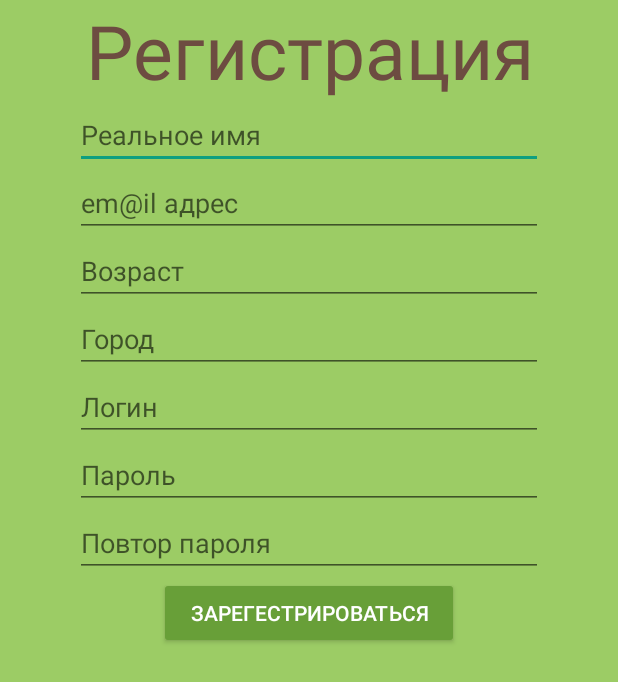
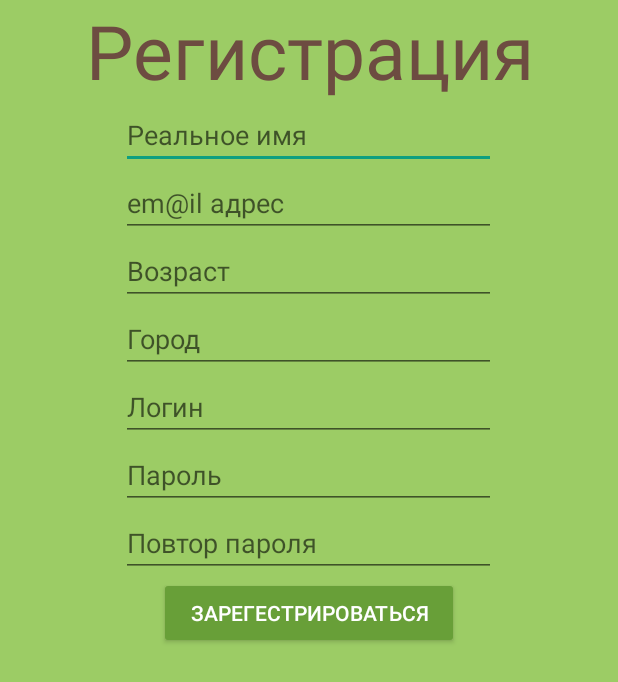
Before and after one commit to lichtstrahl/ivor, an Android app: the RegisterActivity screen opened directly, with no data from a screen before it, on a phone screen of 412 x 824 dp. Shown: the top 682 px of the screen. Run offline under Robolectric (Android 15) with nearby library versions, the phone set to English and light mode, and no system bars; our stand-ins replace ButterKnife, RxJava.

Commit message:
Залогинивание и регистрация полностью переведены в сеть

```diff
--- a/app/build.gradle
+++ b/app/build.gradle
@@ -67,5 +67,6 @@ dependencies {
     implementation 'io.reactivex.rxjava2:rxandroid:2.1.0'
     implementation 'io.reactivex.rxjava2:rxjava:2.2.3'
     implementation 'com.android.support:recyclerview-v7:28.0.0'
-
+    // Logging interceptor
+    implementation 'com.squareup.okhttp3:logging-interceptor:3.9.1'
 }
--- a/app/src/main/java/root/ivatio/activity/RegisterActivity.java
+++ b/app/src/main/java/root/ivatio/activity/RegisterActivity.java
@@ -2,16 +2,22 @@ package root.ivatio.activity;
 
 import android.os.Bundle;
 import android.support.v7.app.AppCompatActivity;
-import android.widget.Button;
+import android.view.View;
 import android.widget.EditText;
+import android.widget.ProgressBar;
 import android.widget.Toast;
 
+import com.google.gson.annotations.SerializedName;
+
+import io.reactivex.android.schedulers.AndroidSchedulers;
+import io.reactivex.schedulers.Schedulers;
 import root.ivatio.bd.users.User;
 import butterknife.BindView;
 import butterknife.ButterKnife;
 import butterknife.OnClick;
 import root.ivatio.App;
 import root.ivatio.R;
+import root.ivatio.network.UserPostObserver;
 
 public class RegisterActivity extends AppCompatActivity {
     @BindView(R.id.editName)
@@ -28,9 +34,45 @@ public class RegisterActivity extends AppCompatActivity {
     EditText editPassword;
     @BindView(R.id.editRetryPassword)
     EditText editRetryPassword;
+    @BindView(R.id.progressRegister)
+    ProgressBar progressRegister;
+
+    private UserPostObserver userPostObserver;
+
+    @Override
+    protected void onCreate(Bundle savedInstanceState) {
+        super.onCreate(savedInstanceState);
+        setContentView(R.layout.activity_register);
+        ButterKnife.bind(this);
+
+        userPostObserver = new UserPostObserver(
+                user -> {
+                    progressRegister.setVisibility(View.GONE);
+                    Toast.makeText(this, R.string.userSuccessfulAppend, Toast.LENGTH_SHORT).show();
+                    finish();
+                },
+                error -> {
+                    progressRegister.setVisibility(View.GONE);
+                    Toast.makeText(this, error.getMessage(), Toast.LENGTH_SHORT).show();
+                    App.logE(error.getMessage());
+                }
+        );
+    }
+
+    @Override
+    protected void onStart() {
+        super.onStart();
+
+    }
+
+    @Override
+    protected void onStop() {
+        super.onStop();
+        userPostObserver.unsubscribe();
+    }
 
     @OnClick(R.id.buttonRegister)
-    public void registerClick(Button b) {
+    public void registerClick() {
         if (    editName.getText().toString().equals("") ||
                 editEmail.getText().toString().equals("") ||
                 editAge.getText().toString().equals("") ||
@@ -44,6 +86,7 @@ public class RegisterActivity extends AppCompatActivity {
         }
 
         if (editRetryPassword.getText().toString().equals(editPassword.getText().toString())) {
+            progressRegister.setVisibility(View.VISIBLE);
             User newUser = User.getUserBuilder()
                     .buildName(editName.getText().toString())
                     .buildEmail(editEmail.getText().toString())
@@ -53,16 +96,42 @@ public class RegisterActivity extends AppCompatActivity {
                     .buildPassword(editPassword.getText().toString())
                     .buildTimeEntry()
                     .build();
-            App.getStorageAPI().insertUser(newUser);
-            finish();
+            App.getUserAPI().postUser(new PostUser(newUser))
+                    .subscribeOn(Schedulers.io())
+                    .observeOn(AndroidSchedulers.mainThread())
+                    .subscribe(userPostObserver);
+
         } else
             Toast.makeText(this, getResources().getString(R.string.nonEqual), Toast.LENGTH_SHORT).show();
     }
 
-    @Override
-    protected void onCreate(Bundle savedInstanceState) {
-        super.onCreate(savedInstanceState);
-        setContentView(R.layout.activity_register);
-        ButterKnife.bind(this);
+    public class PostUser {
+        @SerializedName("realName")
+        public String realName;
+        @SerializedName("login")
+        public String login;
+        @SerializedName("pass")
+        public String pass;
+        @SerializedName("age")
+        public Integer age;
+        @SerializedName("city")
+        public String city;
+        @SerializedName("email")
+        public String email;
+        @SerializedName("lastEntry")
+        public String lastEntry;
+        @SerializedName("admin")
+        public Integer admin;
+
+        PostUser(User user) {
+            this.admin = user.admin;
+            this.age = user.age;
+            this.city = user.city;
+            this.email = user.email;
+            this.lastEntry = user.lastEntry;
+            this.login = user.login;
+            this.pass = user.pass;
+            this.realName = user.realName;
+        }
     }
 }
--- a/app/src/main/java/root/ivatio/bd/users/User.java
+++ b/app/src/main/java/root/ivatio/bd/users/User.java
@@ -76,5 +76,4 @@ public class User implements Serializable {
     public boolean isAdmin() {
         return admin != null;
     }
-
 }
--- a/app/src/main/java/root/ivatio/ivor/Ivor.java
+++ b/app/src/main/java/root/ivatio/ivor/Ivor.java
@@ -44,7 +44,7 @@ public class Ivor extends User {
     private static StorageAPI storageAPI = App.getStorageAPI();
 
     public Ivor(Resources resources, Action ... actions) {
-        this.id = -1;
+        this.id = Long.valueOf(-1);
         this.resources = resources;
         this.memoryWords = new LinkedList<>();
         this.memoryQuestions = new LinkedList<>();
--- a/app/src/main/java/root/ivatio/network/LoginService.java
+++ b/app/src/main/java/root/ivatio/network/LoginService.java
@@ -49,6 +49,7 @@ public class LoginService extends IntentService {
                     }
 
                     LoginActivity.receiveLoginStatus(this, LoginStatus.NOT_FOUND);
+                    return;
                 }
             }
             LoginActivity.receiveLoginStatus(this, LoginStatus.IO_ERROR);
--- a/app/src/main/java/root/ivatio/network/UserAPI.java
+++ b/app/src/main/java/root/ivatio/network/UserAPI.java
@@ -4,10 +4,16 @@ import java.util.List;
 
 import io.reactivex.Single;
 import retrofit2.Call;
+import retrofit2.http.Body;
 import retrofit2.http.GET;
+import retrofit2.http.POST;
+import root.ivatio.activity.RegisterActivity;
 import root.ivatio.bd.users.User;
 
 public interface UserAPI {
     @GET("/api/clients")
     Call<List<User>> getUsers();
+
+    @POST("/api/clients")
+    Single<User> postUser(@Body RegisterActivity.PostUser user);
 }
--- /dev/null
+++ b/app/src/main/java/root/ivatio/network/UserPostObserver.java
@@ -0,0 +1,45 @@
+package root.ivatio.network;
+
+import io.reactivex.SingleObserver;
+import io.reactivex.disposables.Disposable;
+import io.reactivex.functions.Consumer;
+import root.ivatio.App;
+import root.ivatio.bd.users.User;
+
+public class UserPostObserver implements SingleObserver<User> {
+    private Disposable disposable;
+    private Consumer<Throwable> error;
+    private Consumer<User> success;
+
+    public UserPostObserver(Consumer<User> success, Consumer<Throwable> error) {
+        this.success = success;
+        this.error = error;
+    }
+
+    @Override
+    public void onSubscribe(Disposable d) {
+        disposable = d;
+    }
+
+    @Override
+    public void onSuccess(User user) {
+        try {
+            success.accept(user);
+        } catch (Exception e) {
+            App.logE(e.getMessage());
+        }
+    }
+
+    @Override
+    public void onError(Throwable t) {
+        try {
+            error.accept(t);
+        } catch (Exception e) {
+            App.logE(e.getMessage());
+        }
+    }
+
+    public void unsubscribe() {
+        disposable.dispose();
+    }
+}
--- a/app/src/main/res/layout/activity_login.xml
+++ b/app/src/main/res/layout/activity_login.xml
@@ -19,7 +19,7 @@
         android:textColor="@color/ftLogin" />
     <EditText
         android:id="@+id/editLogin"
-        android:layout_width="@dimen/widthInputLogin"
+        android:layout_width="@dimen/stdWidthInput"
         android:layout_height="wrap_content"
         android:layout_below="@id/labelEntry"
         android:layout_centerHorizontal="true"
@@ -27,7 +27,7 @@
 
     <EditText
         android:id="@+id/editPassword"
-        android:layout_width="@dimen/widthInputLogin"
+        android:layout_width="@dimen/stdWidthInput"
         android:layout_height="wrap_content"
         android:layout_below="@id/editLogin"
         android:layout_centerHorizontal="true"
--- a/app/src/main/res/layout/activity_register.xml
+++ b/app/src/main/res/layout/activity_register.xml
@@ -1,5 +1,5 @@
 <?xml version="1.0" encoding="utf-8"?>
-<LinearLayout
+<RelativeLayout
     xmlns:android="http://schemas.android.com/apk/res/android"
     xmlns:app="http://schemas.android.com/apk/res-auto"
     xmlns:tools="http://schemas.android.com/tools"
@@ -10,6 +10,7 @@
     android:background="@color/bgLogin">
 
         <TextView
+            android:id="@+id/labelRegister"
             android:layout_width="match_parent"
             android:layout_height="wrap_content"
             android:text="@string/RegisterLabel"
@@ -19,62 +20,62 @@
 
         <EditText
             android:id="@+id/editName"
-            android:layout_width="match_parent"
+            android:layout_width="@dimen/stdWidthInput"
             android:layout_height="wrap_content"
-            android:layout_marginLeft="50sp"
-            android:layout_marginRight="50sp"
+            android:layout_centerHorizontal="true"
+            android:layout_below="@id/labelRegister"
             android:hint="@string/realName"
             android:inputType="textPersonName" />
 
         <EditText
             android:id="@+id/editEmail"
-            android:layout_width="match_parent"
+            android:layout_width="@dimen/stdWidthInput"
             android:layout_height="wrap_content"
-            android:layout_marginLeft="50sp"
-            android:layout_marginRight="50sp"
+            android:layout_below="@id/editName"
+            android:layout_centerHorizontal="true"
             android:hint="@string/Email"
             android:inputType="textEmailAddress" />
 
         <EditText
             android:id="@+id/editAge"
-            android:layout_width="match_parent"
+            android:layout_width="@dimen/stdWidthInput"
             android:layout_height="wrap_content"
-            android:layout_marginLeft="50sp"
-            android:layout_marginRight="50sp"
+            android:layout_below="@id/editEmail"
+            android:layout_centerHorizontal="true"
             android:hint="@string/Age"
             android:inputType="number" />
 
         <EditText
             android:id="@+id/editCity"
-            android:layout_width="match_parent"
+            android:layout_width="@dimen/stdWidthInput"
             android:layout_height="wrap_content"
-            android:layout_marginLeft="50sp"
-            android:layout_marginRight="50sp"
+            android:layout_below="@id/editAge"
+            android:layout_centerHorizontal="true"
             android:hint="@string/City" />
 
         <EditText
             android:id="@+id/editLogin"
-            android:layout_width="match_parent"
+            android:layout_width="@dimen/stdWidthInput"
             android:layout_height="wrap_content"
-            android:layout_marginLeft="50sp"
-            android:layout_marginRight="50sp"
+            android:layout_below="@id/editCity"
+            android:layout_centerHorizontal="true"
             android:hint="@string/Login" />
 
         <EditText
             android:id="@+id/editPassword"
-            android:layout_width="match_parent"
+            android:layout_width="@dimen/stdWidthInput"
             android:layout_height="wrap_content"
-            android:layout_marginLeft="50sp"
-            android:layout_marginRight="50sp"
+            android:layout_below="@id/editLogin"
+            android:layout_centerHorizontal="true"
             android:hint="@string/Password"
             android:inputType="textPassword" />
 
         <EditText
             android:id="@+id/editRetryPassword"
-            android:layout_width="match_parent"
+            android:layout_width="@dimen/stdWidthInput"
             android:layout_height="wrap_content"
-            android:layout_marginLeft="50sp"
-            android:layout_marginRight="50sp"
+            android:layout_below="@id/editPassword"
+            android:layout_centerHorizontal="true"
             android:hint="@string/RetryPassword"
             android:inputType="textPassword" />
 
@@ -83,10 +84,20 @@
             android:id="@+id/buttonRegister"
             android:layout_width="200sp"
             android:layout_height="wrap_content"
-            android:layout_gravity="center_horizontal"
+            android:layout_below="@id/editRetryPassword"
+            android:layout_centerHorizontal="true"
             android:backgroundTint="@color/bgButton"
             android:textColor="@android:color/white"
             android:text="@string/btnRegister" />
 
+        <ProgressBar
+            android:id="@+id/progressRegister"
+            android:layout_width="@dimen/progressBarSize"
+            android:layout_height="@dimen/progressBarSize"
+            android:layout_alignTop="@id/buttonRegister"
+            android:layout_alignBottom="@id/buttonRegister"
+            android:layout_toEndOf="@id/buttonRegister"
+            android:visibility="gone"/>
 
-</LinearLayout>
+
+</RelativeLayout>
--- a/app/src/main/res/values/dimens.xml
+++ b/app/src/main/res/values/dimens.xml
@@ -21,5 +21,5 @@
 
     <!-- Login Activity -->
     <dimen name="progressBarSize">50dp</dimen>
-    <dimen name="widthInputLogin">200dp</dimen>
+    <dimen name="stdWidthInput">250dp</dimen>
 </resources>
--- a/app/src/main/res/values/strings.xml
+++ b/app/src/main/res/values/strings.xml
@@ -82,4 +82,7 @@
     <string name="NUll_BODY">Пришел некорректный ответ с сервера</string>
     <string name="IO_EXCEPTION_RESPONSE">Ошибка при разборе данных от сервера. Проверьте интернет.</string>
     <string name="USER_NOT_FOUND">Пользователь с такими логином и паролем не найден</string>
+
+    <!-- RegisterActivity -->
+    <string name="userSuccessfulAppend">Пользователь успешно добавлен</string>
 </resources>
```
Also changed, not shown: app/src/main/java/root/ivatio/App.java (+9 -0 lines), app/src/main/java/root/ivatio/activity/MsgActivity.java (+5 -5 lines).
